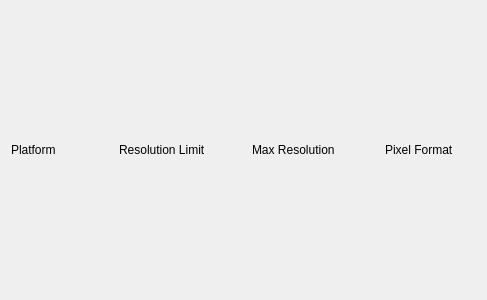
Qt form Gems/Atom/Asset/ImageProcessingAtom/Code/Source/Editor/ResolutionSettingWidget.ui (accesspointmg/org.o3de.repo.atom) before a commit.
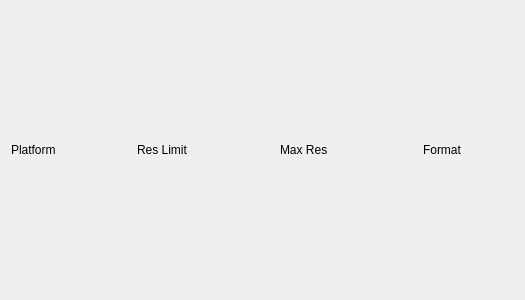
The same form after that commit.

Patch:
```diff
--- a/Gems/Atom/Asset/ImageProcessingAtom/Code/Source/Editor/ResolutionSettingWidget.ui
+++ b/Gems/Atom/Asset/ImageProcessingAtom/Code/Source/Editor/ResolutionSettingWidget.ui
@@ -12,13 +12,7 @@
       </property>
       <layout class="QVBoxLayout" name="listLayout">
         <item>
-          <layout class="QGridLayout" name="gridLayout" columnminimumwidth="108,133,133,91">
-            <property name="horizontalSpacing">
-                <number>0</number>
-            </property>
-            <property name="verticalSpacing">
-                <number>0</number>
-            </property>
+          <layout class="QGridLayout" name="gridLayout" columnminimumwidth="120,137,137,91">
             <property name="leftMargin">
                 <number>0</number>
             </property>
@@ -38,21 +32,21 @@
             <item row="0" column="1">
               <widget class="QLabel" name="downResLabel">
                 <property name="text">
-                  <string>Resolution Limit</string>
+                  <string>Res Limit</string>
                 </property>
               </widget>
             </item>
             <item row="0" column="2">
               <widget class="QLabel" name="resolutionLabel">
                 <property name="text">
-                  <string>Max Resolution</string>
+                  <string>Max Res</string>
                 </property>
               </widget>
             </item>
             <item row="0" column="3">
               <widget class="QLabel" name="formatLabel">
                 <property name="text">
-                  <string>Pixel Format</string>
+                  <string>Format</string>
                 </property>
               </widget>
             </item>
```
